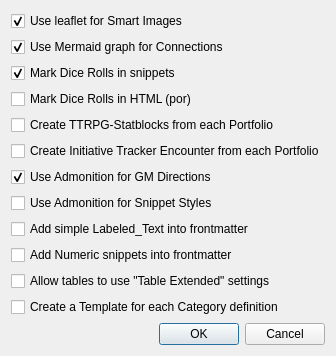
The window that obsidiandialog.ui (farling42/RWoutput) describes before a commit, drawn with Qt 5.
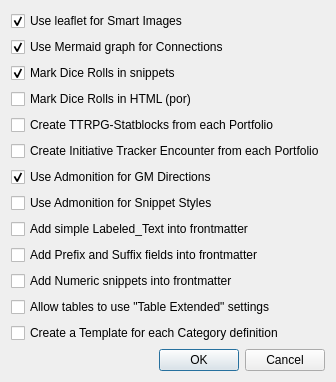
The same window after the commit.

Commit message: Improvements to frontmatter of MD files

Patch:
```diff
--- a/obsidiandialog.ui
+++ b/obsidiandialog.ui
@@ -89,6 +89,13 @@
      </property>
     </widget>
    </item>
+   <item>
+    <widget class="QCheckBox" name="fmPrefixSuffix">
+     <property name="text">
+      <string>Add Prefix and Suffix fields into frontmatter</string>
+     </property>
+    </widget>
+   </item>
    <item>
     <widget class="QCheckBox" name="fmNumeric">
      <property name="text">
```
The commit also changes 5 other files.
